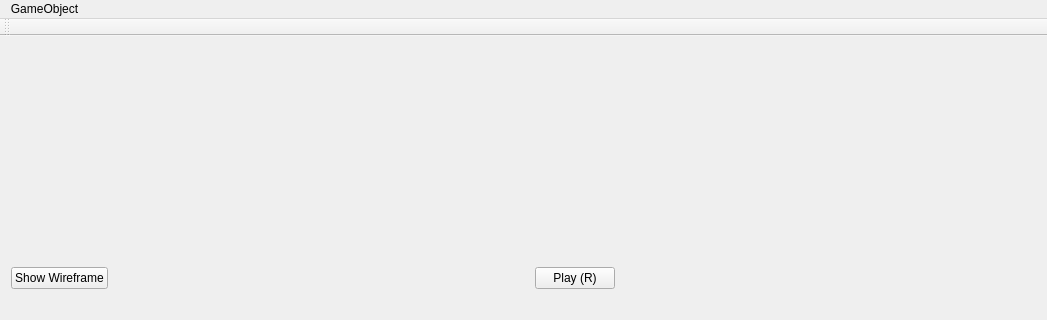
This is mainwindow.ui in FredrikEik/Game_Engine_Architecture as Qt 5 draws it before an edit; both pictures show x 0 to 1047 and y 0 to 320 of the 1047 by 788 pixel window. The edited form follows.
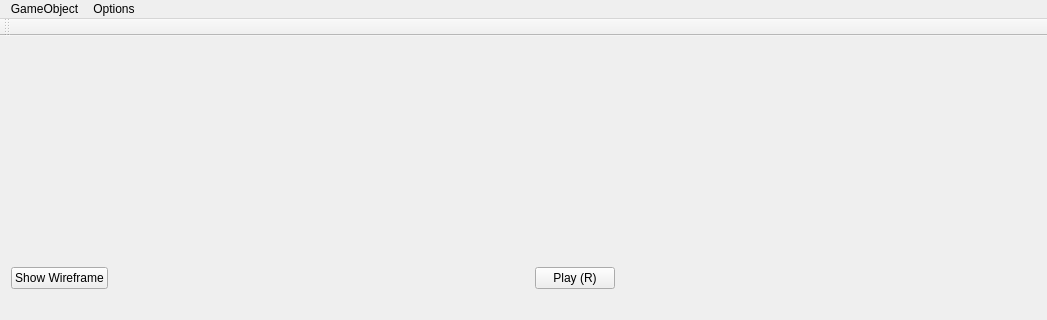
This is the edited form.

What changed in the file:
```diff
--- a/mainwindow.ui
+++ b/mainwindow.ui
@@ -105,7 +105,14 @@
     <addaction name="actionAdd_Triangle"/>
     <addaction name="actionAdd_Suzanne"/>
    </widget>
+   <widget class="QMenu" name="menuOptions">
+    <property name="title">
+     <string>Options</string>
+    </property>
+    <addaction name="actionToggle_backside_culling"/>
+   </widget>
    <addaction name="menuGameObject"/>
+   <addaction name="menuOptions"/>
   </widget>
   <widget class="QToolBar" name="mainToolBar">
    <attribute name="toolBarArea">
```
Left out of the diff: 11 changed lines with no effect on the pictures.
